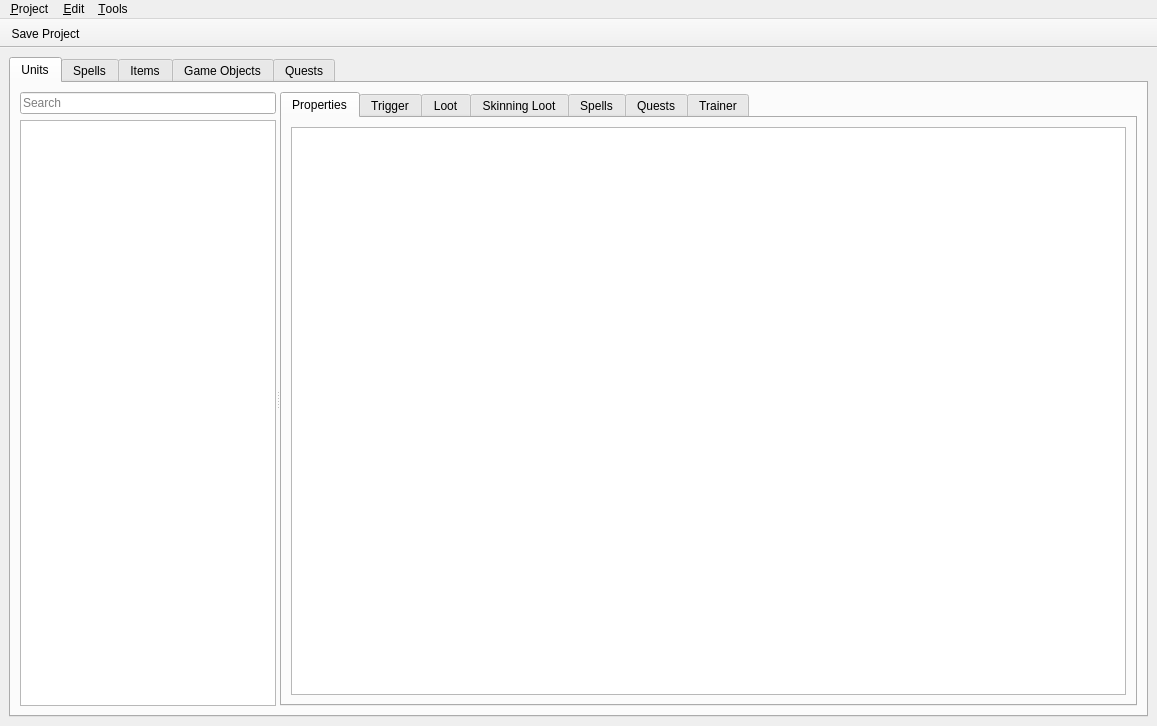
Qt form tools/editor/ui/object_editor.ui (Kyoril/wow-pp) before a commit.
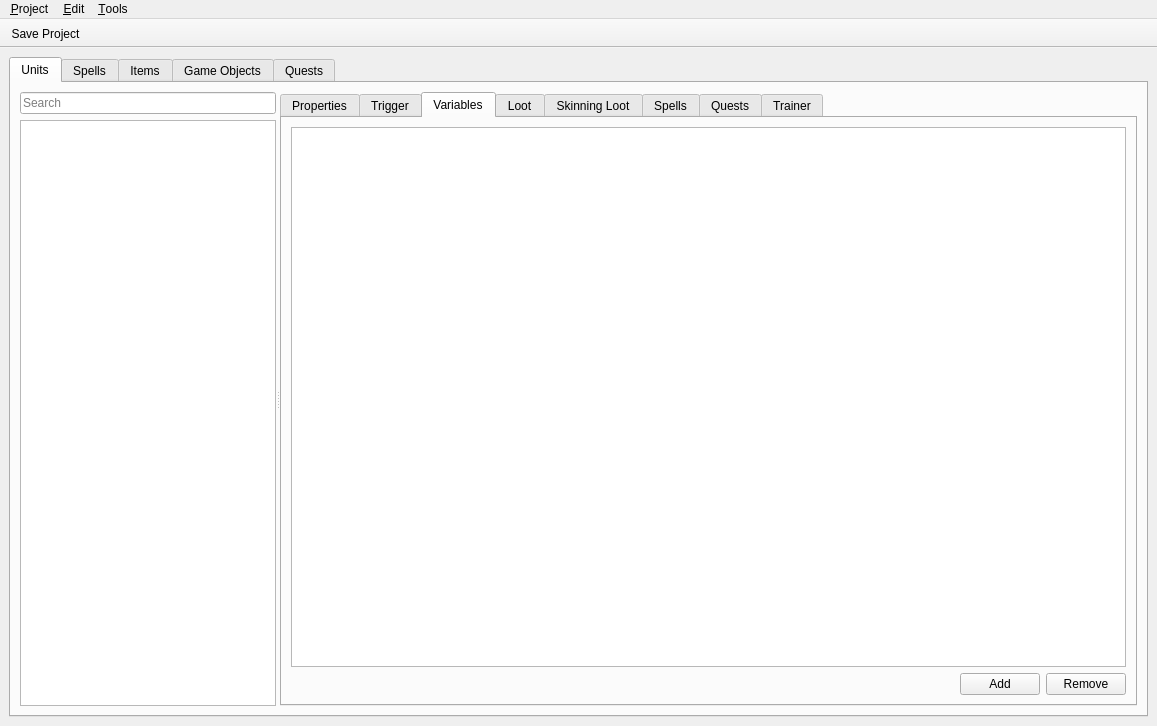
The same form after that commit. The open tabs and pages were chosen to show the change. Icons and pictures are not drawn.

Commit message:
Added support for variables
Variables should be usable by the trigger system for more advanced
triggers

```diff
--- a/tools/editor/ui/object_editor.ui
+++ b/tools/editor/ui/object_editor.ui
@@ -203,6 +203,54 @@
                 </item>
                </layout>
               </widget>
+              <widget class="QWidget" name="tab_27">
+               <attribute name="title">
+                <string>Variables</string>
+               </attribute>
+               <layout class="QVBoxLayout" name="verticalLayout_18">
+                <item>
+                 <widget class="QListWidget" name="unitVariableWidget">
+                  <property name="sizePolicy">
+                   <sizepolicy hsizetype="Expanding" vsizetype="Expanding">
+                    <horstretch>0</horstretch>
+                    <verstretch>0</verstretch>
+                   </sizepolicy>
+                  </property>
+                 </widget>
+                </item>
+                <item>
+                 <layout class="QHBoxLayout" name="horizontalLayout_18">
+                  <item>
+                   <spacer name="horizontalSpacer_7">
+                    <property name="orientation">
+                     <enum>Qt::Horizontal</enum>
+                    </property>
+                    <property name="sizeHint" stdset="0">
+                     <size>
+                      <width>40</width>
+                      <height>20</height>
+                     </size>
+                    </property>
+                   </spacer>
+                  </item>
+                  <item>
+                   <widget class="QPushButton" name="unitAddVarBtn">
+                    <property name="text">
+                     <string>Add</string>
+                    </property>
+                   </widget>
+                  </item>
+                  <item>
+                   <widget class="QPushButton" name="unitRemoveVarBtn">
+                    <property name="text">
+                     <string>Remove</string>
+                    </property>
+                   </widget>
+                  </item>
+                 </layout>
+                </item>
+               </layout>
+              </widget>
               <widget class="QWidget" name="unitLootTab">
                <attribute name="title">
                 <string>Loot</string>
```
Left out of the diff: 48 changed lines with no effect on the pictures. The commit also changes 3 other files.
